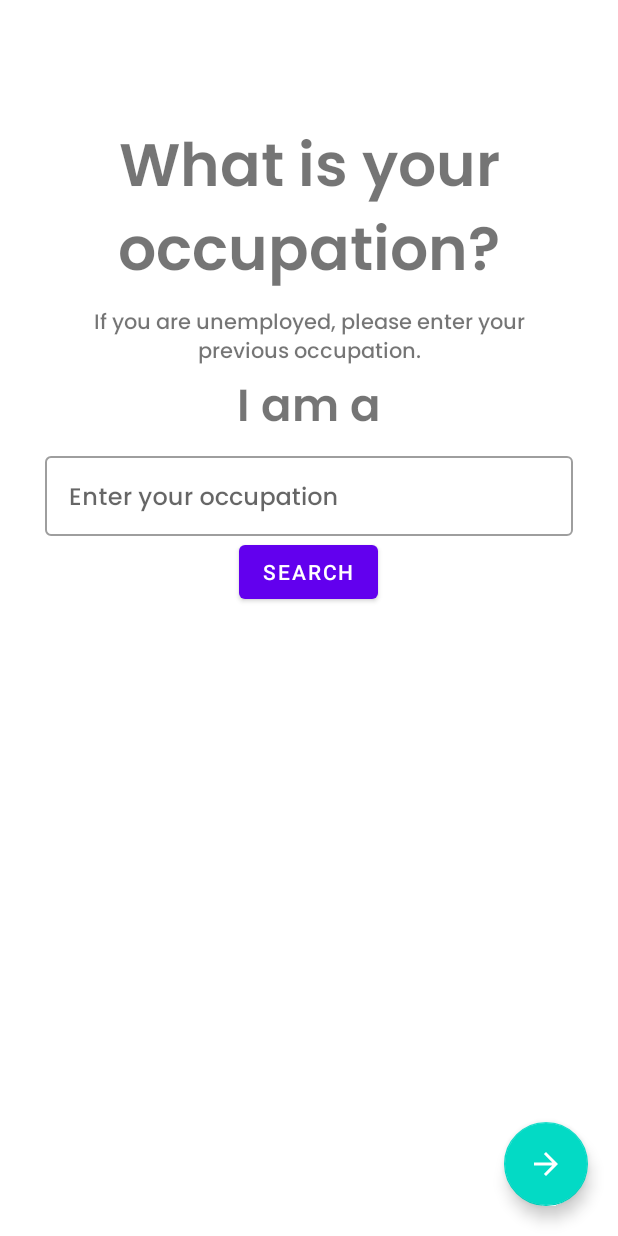
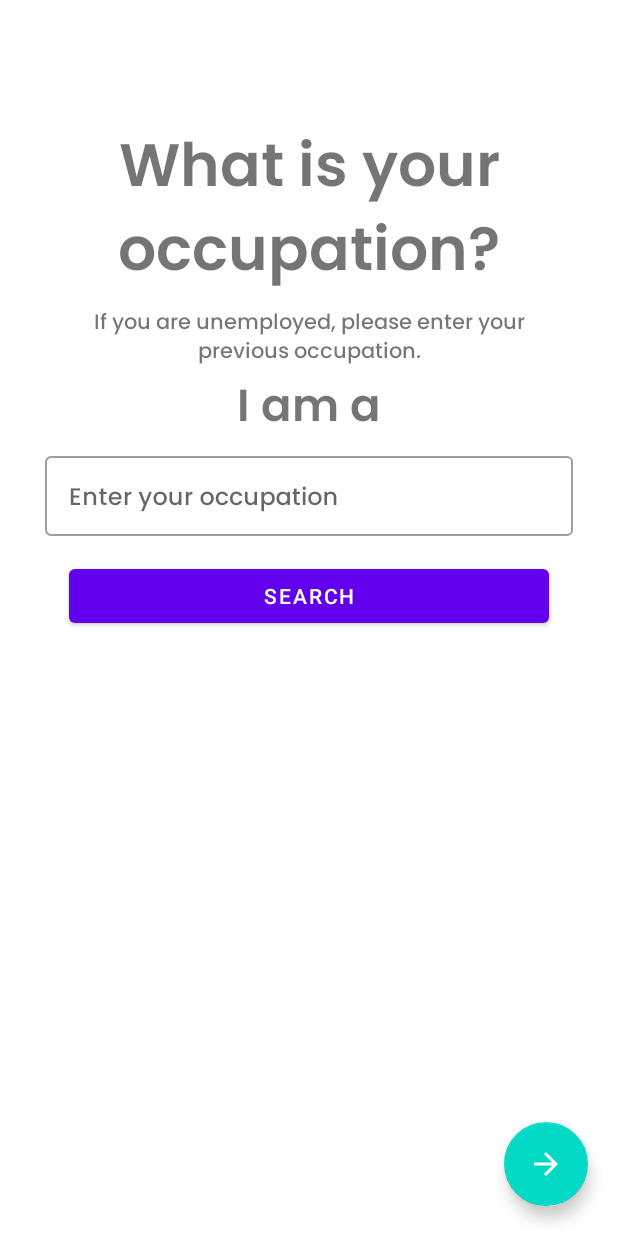
Before and after one commit to thespacemanatee/Career-Portfolio, an Android app: the screen it shows after launch (MainActivity), after a tap on an icon or button, on a phone screen of 412 x 824 dp. Run offline under Robolectric (Android 15) with nearby library versions, the phone set to English and light mode, and no system bars; 1 statement that could not run was skipped.

Commit message:
Layout changes

```diff
--- a/app/src/main/java/com/lkycic/careerportfolio/CustomTask.java
+++ b/app/src/main/java/com/lkycic/careerportfolio/CustomTask.java
@@ -2,6 +2,8 @@ package com.lkycic.careerportfolio;
 
 import android.os.Parcel;
 import android.os.Parcelable;
+
+import org.jetbrains.annotations.NotNull;
 
 public class CustomTask implements Parcelable {
 
@@ -57,6 +59,7 @@ public class CustomTask implements Parcelable {
         this.purpose = purpose;
     }
 
+    @NotNull
     @Override
     public String toString() {
         return "CustomTask{" +
--- a/app/src/main/java/com/lkycic/careerportfolio/Occupation.java
+++ b/app/src/main/java/com/lkycic/careerportfolio/Occupation.java
@@ -19,12 +19,6 @@ import java.util.Collection;
 
 /**
  * Class to represent Occupation objects as a pojo.
- *
- * Occupation objects follow this contract:
- * - <Group ID>: Document
- *    - name: String
- *    - display_picture: String (nullable)
- *    - colour: Long, strictly non-negative integer
  **/
 public class Occupation {
 
--- a/app/src/main/res/layout/fragment_select_occupation.xml
+++ b/app/src/main/res/layout/fragment_select_occupation.xml
@@ -63,9 +63,9 @@
 
         <com.google.android.material.button.MaterialButton
             android:id="@+id/searchBtn"
-            android:layout_width="wrap_content"
+            android:layout_width="match_parent"
             android:layout_height="wrap_content"
-            android:layout_gravity="center"
+            android:layout_margin="16dp"
             android:text="@string/search"/>
 
         <androidx.recyclerview.widget.RecyclerView
```
